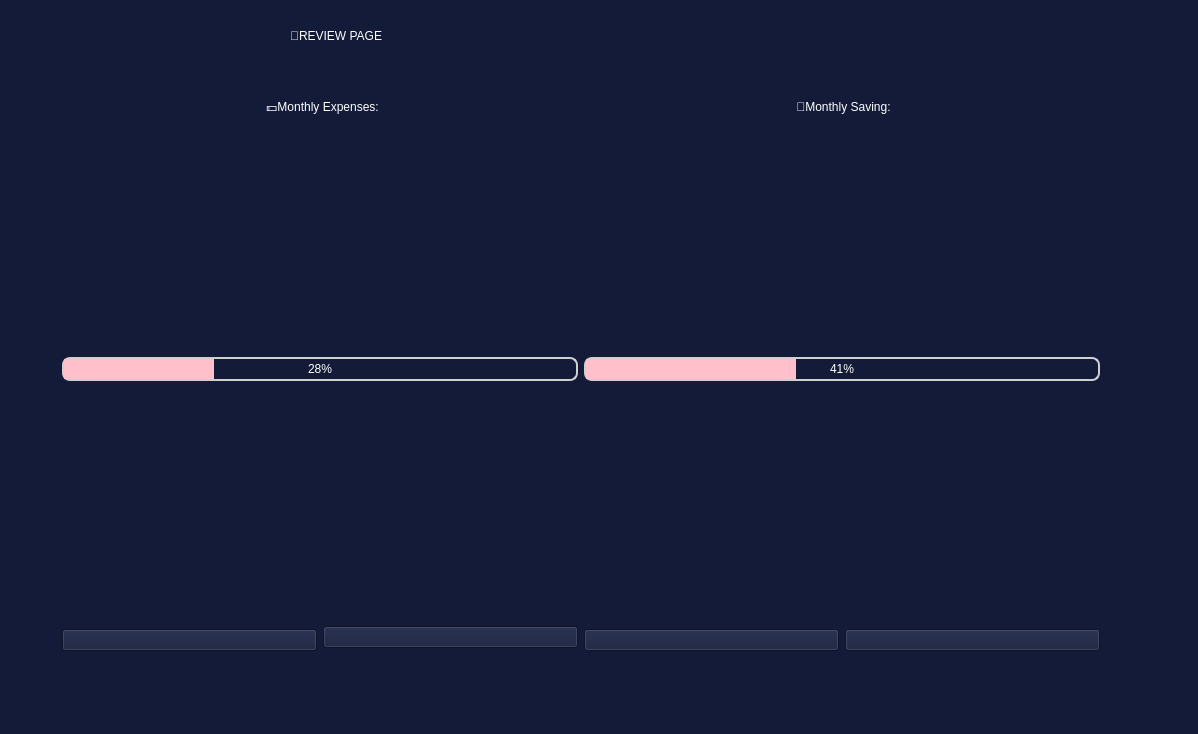
Prasiddhi16/Drishya, file review.ui: the form before one commit.
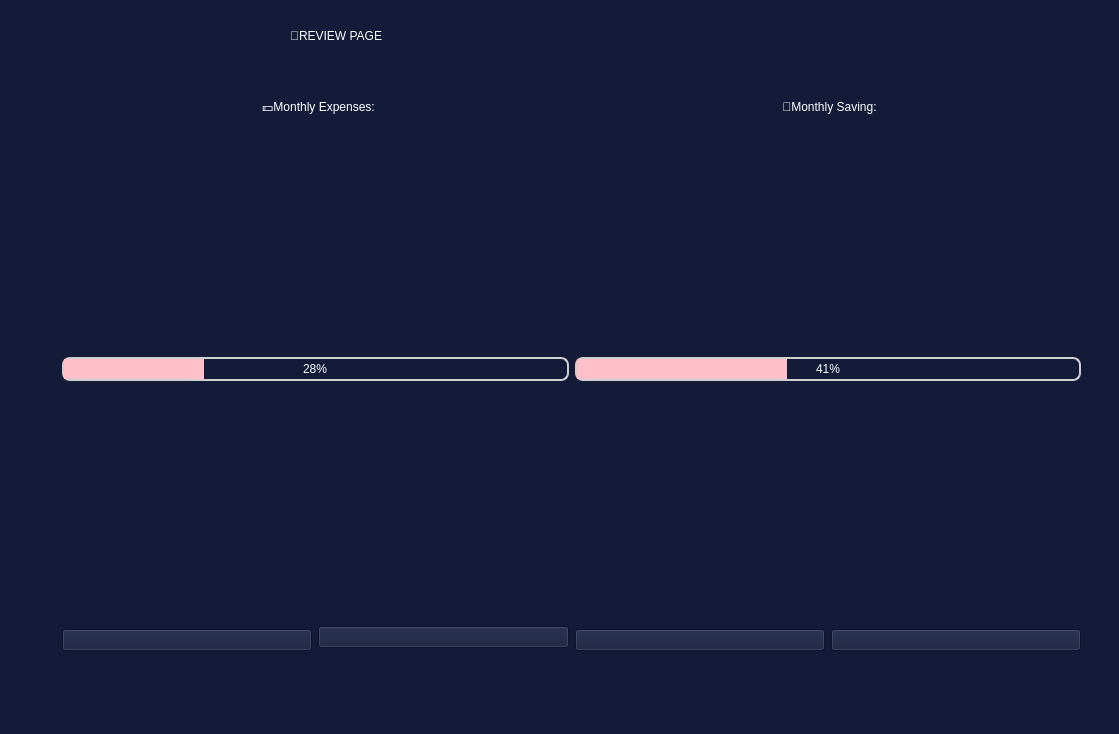
The form after the commit. Icons and pictures are not drawn.

Patch:
```diff
--- a/review.ui
+++ b/review.ui
@@ -6,7 +6,7 @@
    <rect>
     <x>0</x>
     <y>0</y>
-    <width>1198</width>
+    <width>1119</width>
     <height>734</height>
    </rect>
   </property>
@@ -45,7 +45,7 @@
      <rect>
       <x>0</x>
       <y>100</y>
-      <width>1100</width>
+      <width>1081</width>
       <height>551</height>
      </rect>
     </property>
```
Left out of the diff: 15 changed lines with no effect on the pictures.
